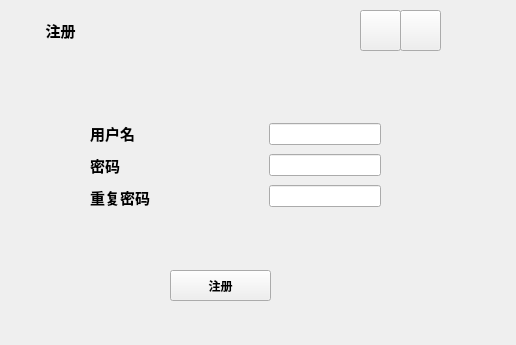
Before: the Qt Designer form qt/UI/register.ui in entropy2333/MyCloud, drawn with Qt 5.
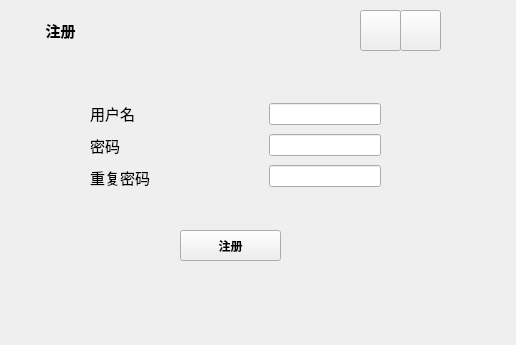
After: the same form once the commit is applied.

```diff
--- a/qt/UI/register.ui
+++ b/qt/UI/register.ui
@@ -20,14 +20,14 @@
       <x>10</x>
       <y>50</y>
       <width>441</width>
-      <height>271</height>
+      <height>241</height>
      </rect>
     </property>
     <widget class="QPushButton" name="pushButton_2">
      <property name="geometry">
       <rect>
-       <x>160</x>
-       <y>220</y>
+       <x>170</x>
+       <y>180</y>
        <width>101</width>
        <height>31</height>
       </rect>
@@ -48,7 +48,7 @@
      <property name="geometry">
       <rect>
        <x>80</x>
-       <y>70</y>
+       <y>50</y>
        <width>291</width>
        <height>90</height>
       </rect>
@@ -62,8 +62,8 @@
            <font>
             <family>幼圆</family>
             <pointsize>11</pointsize>
-            <weight>75</weight>
-            <bold>true</bold>
+            <weight>50</weight>
+            <bold>false</bold>
            </font>
           </property>
           <property name="text">
@@ -77,8 +77,8 @@
            <font>
             <family>幼圆</family>
             <pointsize>11</pointsize>
-            <weight>75</weight>
-            <bold>true</bold>
+            <weight>50</weight>
+            <bold>false</bold>
            </font>
           </property>
           <property name="text">
@@ -92,8 +92,8 @@
            <font>
             <family>幼圆</family>
             <pointsize>11</pointsize>
-            <weight>75</weight>
-            <bold>true</bold>
+            <weight>50</weight>
+            <bold>false</bold>
            </font>
           </property>
           <property name="text">
```
